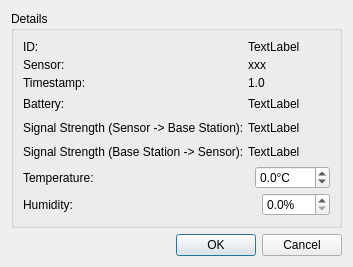
Old version of the form manager/src/MeasurementDetailsDialog.ui in the repository porkmarks/sense.
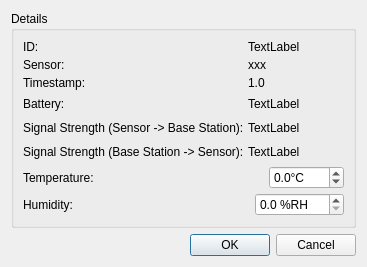
New version of the form.

```diff
--- a/manager/src/MeasurementDetailsDialog.ui
+++ b/manager/src/MeasurementDetailsDialog.ui
@@ -92,7 +92,7 @@
          <item>
           <widget class="QDoubleSpinBox" name="humidityRW">
            <property name="suffix">
-            <string>%</string>
+            <string> %RH</string>
            </property>
            <property name="decimals">
             <number>1</number>
```
